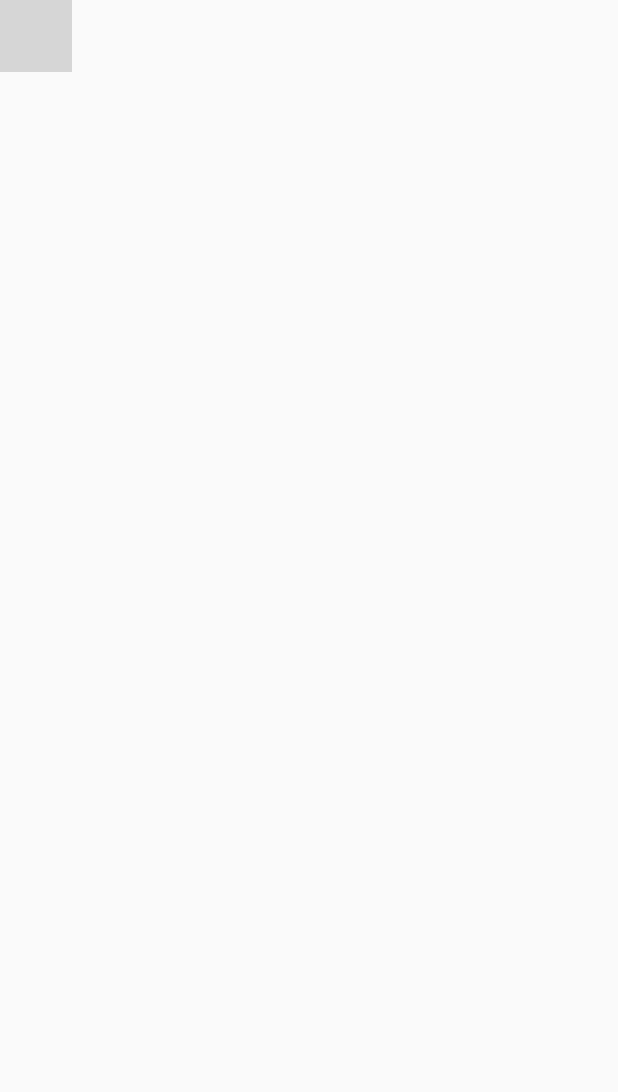
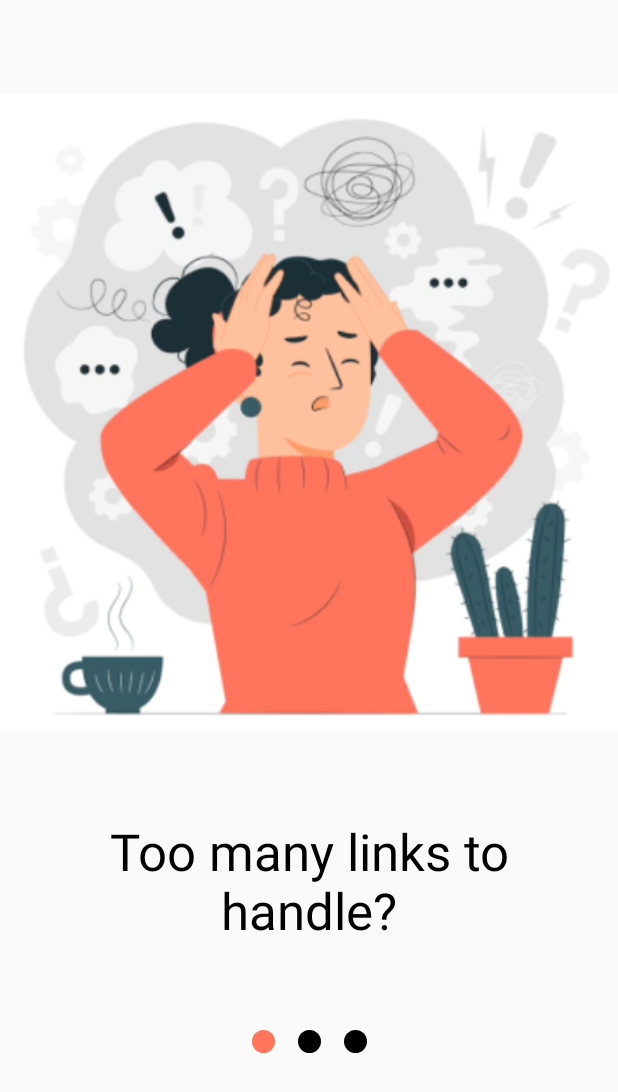
Before and after one commit to dscnsec/LinkIt, an Android app built with Jetpack Compose: the screen it shows after launch (MainActivity), on a phone screen of 412 x 824 dp. Shown: the top 1092 px of the screen. Run offline under Robolectric (Android 15) with nearby library versions, the phone set to English and light mode, and no system bars; our stand-ins replace Dagger/Hilt's generated code, accompanist; grey boxes are pictures that could not be loaded.

Commit message:
feat: implement welcome screen
Signed-off-by: SP-XD <69642436+SP-XD@users.noreply.github.com>

```diff
--- /dev/null
+++ b/app/src/main/java/com/dscnsec/linkit/screens/WelcomeScreen.kt
@@ -0,0 +1,150 @@
+package com.dscnsec.linkit.screens
+
+
+import androidx.compose.animation.*
+import androidx.compose.foundation.Image
+import androidx.compose.foundation.layout.*
+import androidx.compose.foundation.shape.RoundedCornerShape
+import androidx.compose.material.Button
+import androidx.compose.material.ButtonDefaults
+import androidx.compose.material.MaterialTheme
+import androidx.compose.material.Text
+import androidx.compose.runtime.Composable
+import androidx.compose.ui.Alignment
+import androidx.compose.ui.Modifier
+import androidx.compose.ui.graphics.Color
+import androidx.compose.ui.res.painterResource
+import androidx.compose.ui.text.font.FontWeight
+import androidx.compose.ui.text.style.TextAlign
+import androidx.compose.ui.tooling.preview.Preview
+import androidx.compose.ui.unit.dp
+import androidx.navigation.NavHostController
+import com.dscnsec.linkit.navigation.Screen
+import com.dscnsec.linkit.ui.theme.PrimaryColor
+import com.dscnsec.linkit.utils.OnBoardingPage
+import com.google.accompanist.pager.*
+
+@ExperimentalPagerApi
+@Composable
+fun WelcomeScreen(
+    navController: NavHostController,
+) {
+    val pages = listOf(
+        OnBoardingPage.FirstPage,
+        OnBoardingPage.SecondPage,
+        OnBoardingPage.ThirdPage
+    )
+    val pagerState = rememberPagerState()
+
+    Column(modifier = Modifier.fillMaxSize()) {
+        HorizontalPager(
+            modifier = Modifier.weight(10f),
+            count = 3,
+            state = pagerState,
+            verticalAlignment = Alignment.Top
+        ) { position ->
+            PagerScreen(onBoardingPage = pages[position])
+        }
+        HorizontalPagerIndicator(
+            modifier = Modifier
+                .align(Alignment.CenterHorizontally)
+                .weight(1f),
+            activeColor = PrimaryColor,
+            inactiveColor = Color.Black,
+            indicatorHeight = 15.dp,
+            indicatorWidth = 15.dp,
+            pagerState = pagerState
+        )
+        LoginButton(
+            modifier = Modifier.weight(1f),
+            pagerState = pagerState
+        ) {
+            navController.popBackStack()
+            navController.navigate(Screen.Home.route)
+        }
+    }
+}
+
+@Composable
+fun PagerScreen(onBoardingPage: OnBoardingPage) {
+    Column(
+        modifier = Modifier
+            .fillMaxWidth(),
+        horizontalAlignment = Alignment.CenterHorizontally,
+        verticalArrangement = Arrangement.Top
+    ) {
+        Image(
+            modifier = Modifier
+                .fillMaxWidth(1f)
+                .fillMaxHeight(0.8f),
+            painter = painterResource(id = onBoardingPage.image),
+            contentDescription = "Pager Image"
+        )
+        Text(
+            modifier = Modifier
+                .fillMaxWidth(0.8f),
+            text = onBoardingPage.title,
+            fontSize = MaterialTheme.typography.h4.fontSize,
+            fontWeight = FontWeight.Normal,
+            textAlign = TextAlign.Center
+        )
+    }
+}
+
+@OptIn(ExperimentalAnimationApi::class)
+@ExperimentalPagerApi
+@Composable
+fun LoginButton(
+    modifier: Modifier,
+    pagerState: PagerState,
+    onClick: () -> Unit
+) {
+    Row(
+        modifier = modifier
+            .padding(horizontal = 90.dp),
+        verticalAlignment = Alignment.Top,
+        horizontalArrangement = Arrangement.Center
+    ) {
+        AnimatedVisibility(
+            modifier = Modifier.fillMaxWidth(),
+            enter= scaleIn(),
+            exit= scaleOut(),
+            visible = pagerState.currentPage == 2
+        ) {
+            Button(
+                onClick = onClick,
+                shape= RoundedCornerShape(50),
+                colors = ButtonDefaults.buttonColors(
+                    contentColor = Color.White,
+                    backgroundColor = PrimaryColor
+                )
+            ) {
+                Text(text = "Login with Google")
+            }
+        }
+    }
+}
+
+@Composable
+@Preview(showBackground = true)
+fun FirstOnBoardingScreenPreview() {
+    Column(modifier = Modifier.fillMaxSize()) {
+        PagerScreen(onBoardingPage = OnBoardingPage.FirstPage)
+    }
+}
+
+@Composable
+@Preview(showBackground = true)
+fun SecondOnBoardingScreenPreview() {
+    Column(modifier = Modifier.fillMaxSize()) {
+        PagerScreen(onBoardingPage = OnBoardingPage.SecondPage)
+    }
+}
+
+@Composable
+@Preview(showBackground = true)
+fun ThirdOnBoardingScreenPreview() {
+    Column(modifier = Modifier.fillMaxSize()) {
+        PagerScreen(onBoardingPage = OnBoardingPage.ThirdPage)
+    }
+}
--- a/app/src/main/java/com/dscnsec/linkit/ui/theme/Color.kt
+++ b/app/src/main/java/com/dscnsec/linkit/ui/theme/Color.kt
@@ -2,6 +2,7 @@ package com.dscnsec.linkit.ui.theme
 
 import androidx.compose.ui.graphics.Color
 
+val PrimaryColor = Color(0xFFFF745C)
 val Purple80 = Color(0xFFD0BCFF)
 val PurpleGrey80 = Color(0xFFCCC2DC)
 val Pink80 = Color(0xFFEFB8C8)
--- /dev/null
+++ b/app/src/main/java/com/dscnsec/linkit/utils/OnBoardingPage.kt
@@ -0,0 +1,29 @@
+package com.dscnsec.linkit.utils
+
+import androidx.annotation.DrawableRes
+import com.dscnsec.linkit.R
+
+sealed class OnBoardingPage(
+    @DrawableRes
+    val image: Int,
+    val title: String,
+    val isLoginPage: Boolean
+) {
+    object FirstPage : OnBoardingPage(
+        image = R.drawable.first_page_image,
+        title = "Too many links to handle?",
+        isLoginPage = false
+    )
+
+    object SecondPage : OnBoardingPage(
+        image = R.drawable.second_page_image,
+        title = "We got you!",
+        isLoginPage = false
+    )
+
+    object ThirdPage : OnBoardingPage(
+        image = R.drawable.third_page_image,
+        title = "Use LinkIt",
+        isLoginPage = true
+    )
+}
```
